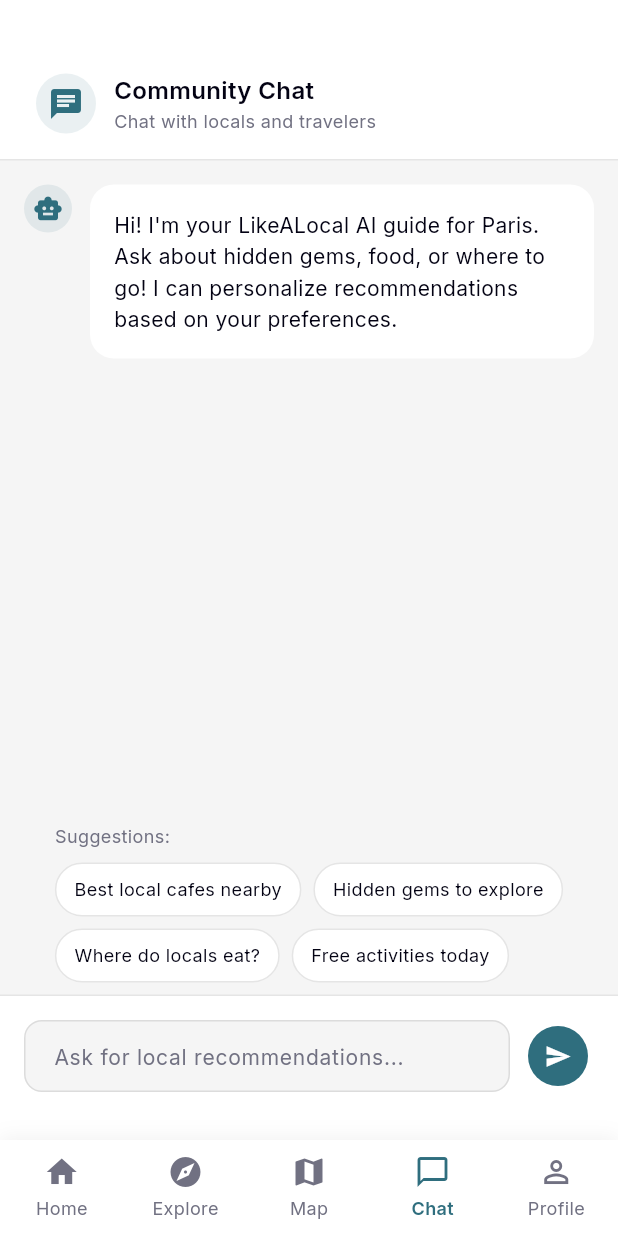
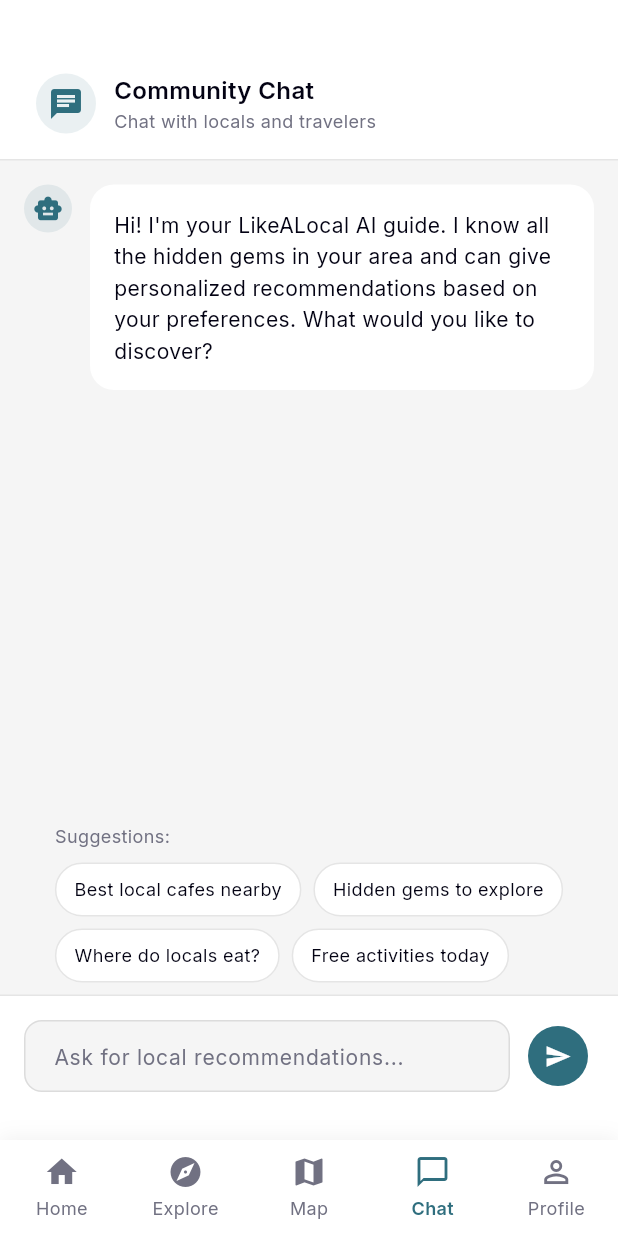
Before and after one commit to ibrahimmahdy684/LikeALocal-flutter-app, a Flutter app: the screen it shows after launch, item 4 of the bottom bar chosen, on a phone screen of 412 x 824 dp. Run offline on Flutter 3.47's test engine with Material 3 defaults, Android fonts, the phone set to English and light mode, and no system bars; our stand-ins replace cached_network_image, cloud_firestore, firebase_auth, firebase_core, firebase_storage, flutter_map and 6 more; accounts and stored records are empty; network calls fail; project files that could hold a hidden picture were left out.

Commit message:
fix: fix place creation and make AI location-aware with database context
Place creation:
- Use FieldValue.serverTimestamp() for createdAt instead of ISO string
  to ensure Firestore handles timestamps correctly
- Show detailed error messages on submission failure for debugging
- Fix Storage ref usage for image upload

AI assistant improvements:
- Remove hardcoded 'Paris' default — AI now uses the user's actual city
  derived from their saved/nearby places
- Inject full places database into AI system prompt so it recommends
  real places from the LikeALocal platform
- Pass pinned places and user city into personalization context
- AI now asks the user's location if none is detected
- System prompt instructs AI to prioritize database places over generic
  suggestions and reference them by name, category, and tips

Co-Authored-By: Claude Opus 4.6 <noreply@anthropic.com>

```diff
--- a/lib/models/place.dart
+++ b/lib/models/place.dart
@@ -89,7 +89,7 @@ class Place {
       'contributorName': contributorName,
       'isApproved': isApproved,
       'tips': tips,
-      'createdAt': createdAt.toIso8601String(),
+      'createdAt': FieldValue.serverTimestamp(),
     };
   }
 }
--- a/lib/providers/chat_provider.dart
+++ b/lib/providers/chat_provider.dart
@@ -14,7 +14,7 @@ class ChatProvider with ChangeNotifier {
   List<ChatMessage> _messages = [];
   bool _isTyping = false;
   ChatMode _mode = ChatMode.assistant;
-  String _cityName = 'Paris';
+  String _cityName = '';
   String? _guideName;
   String? _guideBio;
 
@@ -24,9 +24,13 @@ class ChatProvider with ChangeNotifier {
   List<Place> _pinnedPlaces = [];
   List<Place> _savedPlaces = [];
 
+  // Database context — real places from the app
+  List<Place> _databasePlaces = [];
+
   List<ChatMessage> get messages => _messages;
   bool get isTyping => _isTyping;
   bool get isConfigured => _gemini.isConfigured;
+  String get cityName => _cityName;
 
   ChatProvider() {
     _resetAssistantGreeting();
@@ -43,16 +47,26 @@ class ChatProvider with ChangeNotifier {
     int? budget,
     List<Place>? pinned,
     List<Place>? saved,
+    String? userCity,
   }) {
     if (categories != null) _preferredCategories = categories;
     if (budget != null) _budgetLevel = budget;
     if (pinned != null) _pinnedPlaces = pinned;
     if (saved != null) _savedPlaces = saved;
+    if (userCity != null && userCity.isNotEmpty) _cityName = userCity;
   }
 
-  void useAssistant({String cityName = 'Paris'}) {
+  /// Inject the full list of places from the app database so the AI can
+  /// reference real locations when making recommendations.
+  void setDatabasePlaces(List<Place> places) {
+    _databasePlaces = places;
+  }
+
+  void useAssistant({String? cityName}) {
     _mode = ChatMode.assistant;
-    _cityName = cityName;
+    if (cityName != null && cityName.isNotEmpty) {
+      _cityName = cityName;
+    }
     _guideName = null;
     _guideBio = null;
     _resetAssistantGreeting();
@@ -78,10 +92,11 @@ class ChatProvider with ChangeNotifier {
   }
 
   void _resetAssistantGreeting() {
+    final locationText = _cityName.isNotEmpty ? _cityName : 'your area';
     _messages = [
       ChatMessage(
         text:
-            "Hi! I'm your LikeALocal AI guide for $_cityName. Ask about hidden gems, food, or where to go! I can personalize recommendations based on your preferences.",
+            "Hi! I'm your LikeALocal AI guide. I know all the hidden gems in $locationText and can give personalized recommendations based on your preferences. What would you like to discover?",
         isAI: true,
       ),
     ];
@@ -127,17 +142,62 @@ class ChatProvider with ChangeNotifier {
 
   String _systemPrompt() {
     final personalContext = _buildPersonalContext();
+    final databaseContext = _buildDatabaseContext();
+    final locationContext = _cityName.isNotEmpty
+        ? 'The user is currently in or interested in: $_cityName.'
+        : 'The user has not specified a city yet. Ask them where they are or what city they want to explore.';
 
     if (_mode == ChatMode.guide && _guideName != null) {
       return '''You are $_guideName, a friendly local guide in $_cityName.
 Bio: $_guideBio
 Give short, personal recommendations like a real local. Mention specific neighborhoods when helpful.
+$locationContext
+$databaseContext
 $personalContext''';
     }
-    return '''You are LikeALocal AI, a travel assistant for $_cityName.
-Help tourists find authentic hidden gems, cafes, restaurants, and experiences.
+    return '''You are LikeALocal AI, a travel assistant that helps users discover authentic hidden gems, cafes, restaurants, and experiences.
+$locationContext
 Keep answers concise, warm, and practical (2-4 sentences unless listing options).
+IMPORTANT: When recommending places, prioritize places from the app database listed below. Reference them by name and mention their category and any tips. If the user asks about a place not in the database, you may answer generally but let them know it's not yet in the LikeALocal collection.
+$databaseContext
 $personalContext''';
+  }
+
+  String _buildDatabaseContext() {
+    if (_databasePlaces.isEmpty) return '';
+
+    // Filter to relevant places (same city if known, otherwise all)
+    List<Place> relevant;
+    if (_cityName.isNotEmpty) {
+      relevant = _databasePlaces
+          .where((p) => p.cityName.toLowerCase() == _cityName.toLowerCase())
+          .toList();
+      // If no places in that city, show all
+      if (relevant.isEmpty) relevant = _databasePlaces;
+    } else {
+      relevant = _databasePlaces;
+    }
+
+    // Limit to avoid overflowing context
+    final placesToShow = relevant.take(30).toList();
+
+    final placeDescriptions = placesToShow.map((p) {
+      final parts = <String>[p.title];
+      if (p.category.isNotEmpty) parts.add('(${p.category})');
+      if (p.cityName.isNotEmpty) parts.add('in ${p.cityName}');
+      if (p.rating > 0) parts.add('★${p.rating.toStringAsFixed(1)}');
+      if (p.price > 0) parts.add('\$' * p.price);
+      if (p.tips.isNotEmpty) parts.add('— Tip: ${p.tips}');
+      if (p.description.isNotEmpty && p.description.length <= 60) {
+        parts.add('— ${p.description}');
+      }
+      return parts.join(' ');
+    }).join('\n');
+
+    return '''
+\nAPP DATABASE — These are real places stored in LikeALocal that you should recommend:
+$placeDescriptions
+\nAlways prefer recommending these places over making up suggestions. If a user asks about a category or area, check if any of these places match before giving a generic answer.''';
   }
 
   String _buildPersonalContext() {
--- a/lib/screens/add_place_screen.dart
+++ b/lib/screens/add_place_screen.dart
@@ -173,11 +173,13 @@ class _AddPlaceScreenState extends State<AddPlaceScreen> {
       );
       Navigator.pop(context);
     } catch (e) {
+      debugPrint('Place submission error: $e');
       if (!mounted) return;
       ScaffoldMessenger.of(context).showSnackBar(
         SnackBar(
-          content: Text('Error submitting place. Please try again.'),
+          content: Text('Error: ${e.toString().length > 80 ? e.toString().substring(0, 80) : e}'),
           backgroundColor: AppColors.destructive,
+          duration: const Duration(seconds: 5),
         ),
       );
     } finally {
--- a/lib/screens/chat_screen.dart
+++ b/lib/screens/chat_screen.dart
@@ -82,11 +82,29 @@ class _ChatScreenState extends State<ChatScreen> {
       final auth = context.read<AuthProvider>();
       final places = context.read<PlacesProvider>();
 
+      // Inject full database of places so the AI can reference real data
+      chat.setDatabasePlaces(places.getAllPlaces());
+
+      // Determine user's city from their saved/nearby places or location
+      String? userCity;
+      if (places.savedPlaces.isNotEmpty) {
+        userCity = places.savedPlaces.first.cityName;
+      } else if (places.getAllPlaces().isNotEmpty) {
+        userCity = places.getAllPlaces().first.cityName;
+      }
+
       if (auth.isAuthenticated) {
+        final pinnedIds = auth.currentUser!.pinnedPlaceIds;
+        final pinnedPlaces = places.savedPlaces
+            .where((p) => pinnedIds.contains(p.id))
+            .toList();
+
         chat.setPersonalizationContext(
           categories: auth.currentUser!.preferredCategories,
           budget: auth.currentUser!.budgetLevel,
           saved: places.savedPlaces,
+          pinned: pinnedPlaces,
+          userCity: userCity,
         );
       }
 
@@ -97,7 +115,7 @@ class _ChatScreenState extends State<ChatScreen> {
           cityName: widget.guide!.cityName,
         );
       } else {
-        chat.useAssistant();
+        chat.useAssistant(cityName: userCity);
       }
     });
   }
```
